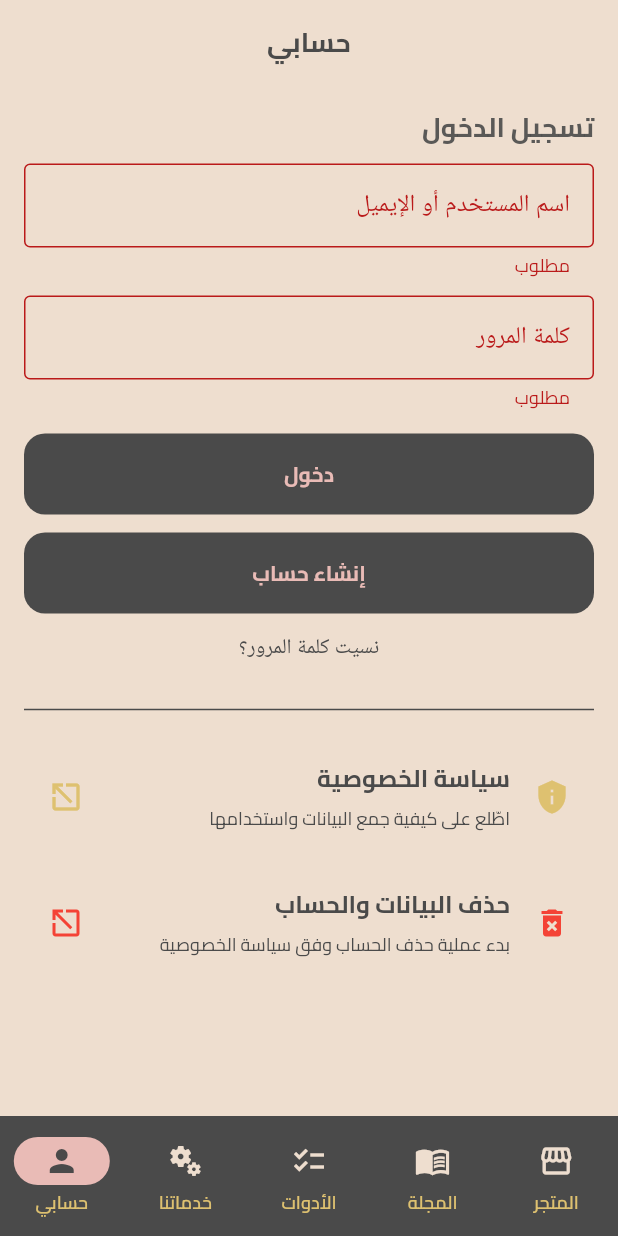
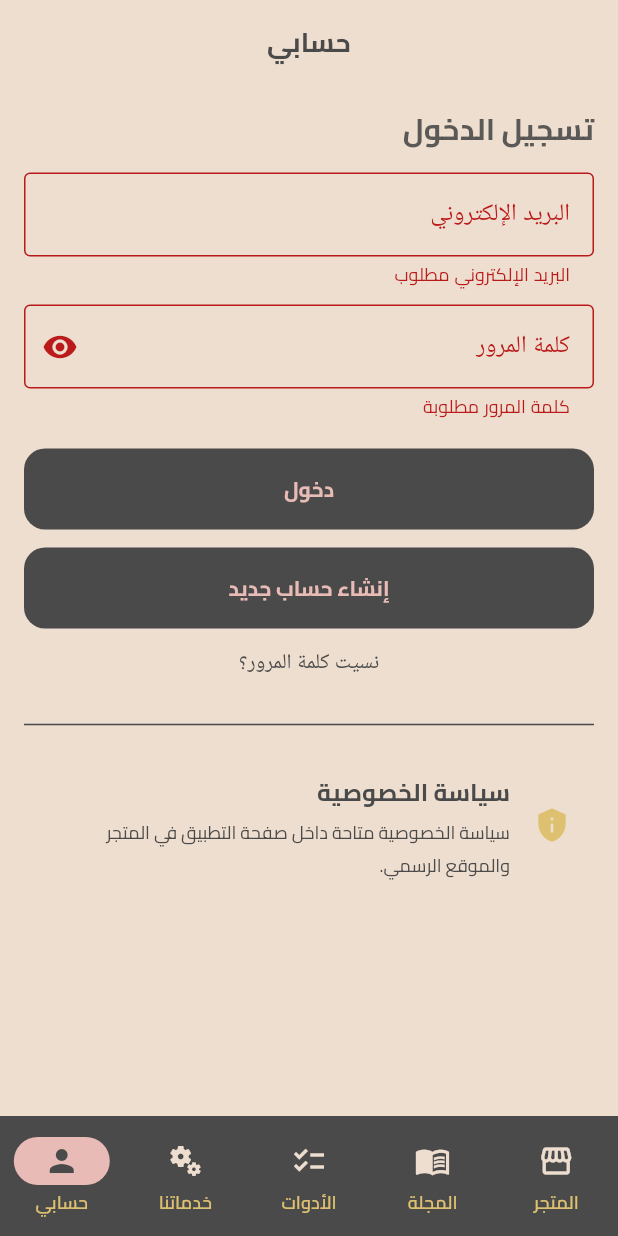
Before and after one commit to SyrMedia/bride-magazine-arabia, a Flutter app: the AccountScreen screen opened by its route, after a tap on "دخول", on a phone screen of 412 x 824 dp. Run offline on Flutter 3.47's test engine with Material 3 defaults, Android fonts, the phone set to English and light mode, and no system bars; our stand-ins replace cached_network_image, dio, equatable, firebase_core, firebase_messaging, flutter_riverpod and 6 more; accounts and stored records are empty; network calls fail.

Commit message:
Fix native account flow and checkout orders

```diff
--- a/codemagic.yaml
+++ b/codemagic.yaml
@@ -48,7 +48,7 @@ workflows:
 
       - name: Build iOS IPA
         script: |
-          flutter build ipa --release --build-name=3.0.1 --build-number=25 --export-options-plist=/Users/builder/export_options.plist
+          flutter build ipa --release --build-name=3.0.1 --build-number=26 --export-options-plist=/Users/builder/export_options.plist
 
     artifacts:
       - build/ios/ipa/*.ipa
--- a/lib/src/features/account/account_screen.dart
+++ b/lib/src/features/account/account_screen.dart
@@ -1,55 +1,153 @@
 import 'package:flutter/material.dart';
 import 'package:flutter_riverpod/flutter_riverpod.dart';
-import 'package:url_launcher/url_launcher.dart';
 
 import '../../data/repositories/auth_repository.dart';
 import 'orders_screen.dart';
 
 class AccountScreen extends ConsumerStatefulWidget {
   const AccountScreen({super.key});
+
   @override
   ConsumerState<AccountScreen> createState() => _AccountScreenState();
 }
 
+enum _AccountMode { login, register, resetPassword }
+
 class _AccountScreenState extends ConsumerState<AccountScreen> {
   final _form = GlobalKey<FormState>();
-  final _user = TextEditingController();
-  final _pass = TextEditingController();
+
+  final _name = TextEditingController();
+  final _email = TextEditingController();
+  final _password = TextEditingController();
+  final _confirmPassword = TextEditingController();
+
   bool _busy = false;
+  bool _hidePassword = true;
+  _AccountMode _mode = _AccountMode.login;
 
-  // الروابط
-  static final Uri _registerUrl = Uri.parse('https://bma-events.com/register');
-  static final Uri _resetUrl    = Uri.parse('https://bma-events.com/my-account/lost-password/');
-  static final Uri _privacyUrl  = Uri.parse('https://bma-events.com/privacy-policy');
-  static final String _deletionBase = 'https://bma-events.com/account-deletion-request/';
+  @override
+  void dispose() {
+    _name.dispose();
+    _email.dispose();
+    _password.dispose();
+    _confirmPassword.dispose();
+    super.dispose();
+  }
 
-  Future<void> _openInApp(Uri uri) async {
-    final ok = await launchUrl(
-      uri,
-      mode: LaunchMode.inAppBrowserView,
-    );
-
-    if (!ok && mounted) {
-      ScaffoldMessenger.of(context).showSnackBar(
-        const SnackBar(content: Text('تعذّر فتح الرابط')),
-      );
+  String _title() {
+    switch (_mode) {
+      case _AccountMode.login:
+        return 'تسجيل الدخول';
+      case _AccountMode.register:
+        return 'إنشاء حساب';
+      case _AccountMode.resetPassword:
+        return 'استعادة كلمة المرور';
     }
   }
 
-  Future<void> _openDeletion() async {
-    final auth = ref.read(authProvider);
-    final uri = Uri.parse(_deletionBase).replace(queryParameters: {
-      if (auth.isAuthed) 'uid': '${auth.user!.id}',
-      if (auth.isAuthed && (auth.user!.email).isNotEmpty) 'email': auth.user!.email,
-    });
-    await _openInApp(uri);
+  String _mainButtonText() {
+    switch (_mode) {
+      case _AccountMode.login:
+        return 'دخول';
+      case _AccountMode.register:
+        return 'إنشاء الحساب';
+      case _AccountMode.resetPassword:
+        return 'إرسال رابط الاستعادة';
+    }
   }
 
-  @override
-  void dispose() {
-    _user.dispose();
-    _pass.dispose();
-    super.dispose();
+  Future<void> _submit() async {
+    if (!_form.currentState!.validate()) return;
+
+    setState(() => _busy = true);
+
+    try {
+      final auth = ref.read(authProvider.notifier);
+
+      switch (_mode) {
+        case _AccountMode.login:
+          await auth.login(
+            username: _email.text.trim(),
+            password: _password.text,
+          );
+          break;
+
+        case _AccountMode.register:
+          await auth.register(
+            name: _name.text.trim(),
+            email: _email.text.trim(),
+            password: _password.text,
+          );
+          break;
+
+        case _AccountMode.resetPassword:
+          await auth.resetPassword(email: _email.text.trim());
+          if (mounted) {
+            ScaffoldMessenger.of(context).showSnackBar(
+              const SnackBar(
+                content: Text('تم إرسال رابط استعادة كلمة المرور إلى بريدك الإلكتروني'),
+              ),
+            );
+            setState(() => _mode = _AccountMode.login);
+          }
+          break;
+      }
+    } catch (e) {
+      if (mounted) {
+        final msg = e.toString().replaceFirst('Exception: ', '');
+        ScaffoldMessenger.of(context).showSnackBar(
+          SnackBar(content: Text(msg)),
+        );
+      }
+    } finally {
+      if (mounted) setState(() => _busy = false);
+    }
+  }
+
+  Future<void> _confirmDeleteAccount() async {
+    final ok = await showDialog<bool>(
+      context: context,
+      builder: (ctx) => AlertDialog(
+        title: const Text('حذف الحساب'),
+        content: const Text(
+          'هل أنت متأكد من حذف حسابك؟ هذا الإجراء لا يمكن التراجع عنه.',
+        ),
+        actions: [
+          TextButton(
+            onPressed: () => Navigator.pop(ctx, false),
+            child: const Text('إلغاء'),
+          ),
+          FilledButton(
+            style: FilledButton.styleFrom(backgroundColor: Colors.red),
+            onPressed: () => Navigator.pop(ctx, true),
+            child: const Text('حذف الحساب'),
+          ),
+        ],
+      ),
+    );
+
+    if (ok != true) return;
+
+    setState(() => _busy = true);
+
+    try {
+      await ref.read(authProvider.notifier).deleteAccount();
+
+      if (mounted) {
+        ScaffoldMessenger.of(context).showSnackBar(
+          const SnackBar(content: Text('تم حذف الحساب بنجاح')),
+        );
+      }
+    } catch (e) {
+      if (mounted) {
+        final msg = e.toString().replaceFirst('Exception: ', '');
+        ScaffoldMessenger.of(context).showSnackBar(
+          SnackBar(content: Text(msg)),
+        );
+      }
+    } finally {
+      if (mounted) setState(() => _busy = false);
+    }
   }
 
   @override
@@ -63,102 +161,179 @@ class _AccountScreenState extends ConsumerState<AccountScreen> {
         child: auth.isAuthed
             ? _Authed(
           user: auth.user!,
+          busy: _busy,
           onLogout: () => ref.read(authProvider.notifier).logout(),
           onOpenOrders: (id) => Navigator.of(context).push(
-            MaterialPageRoute(builder: (_) => OrdersScreen(customerId: id)),
+            MaterialPageRoute(
+              builder: (_) => OrdersScreen(
+                customerId: id,
+                customerEmail: auth.user!.email,
               ),
-          onOpenRegister: () => _openInApp(_registerUrl),
-          onOpenPrivacy: () => _openInApp(_privacyUrl),
-          onOpenDeletion: _openDeletion,
+            ),
+          ),
+          onDeleteAccount: _confirmDeleteAccount,
         )
             : Form(
           key: _form,
           child: ListView(
             children: [
-              const Text('تسجيل الدخول',
-                  style: TextStyle(fontSize: 18, fontWeight: FontWeight.bold)),
-              const SizedBox(height: 12),
+              Text(
+                _title(),
+                style: const TextStyle(
+                  fontSize: 20,
+                  fontWeight: FontWeight.bold,
+                ),
+              ),
+              const SizedBox(height: 16),
+
+              if (_mode == _AccountMode.register) ...[
                 TextFormField(
-                controller: _user,
+                  controller: _name,
+                  textInputAction: TextInputAction.next,
                   decoration: const InputDecoration(
-                  labelText: 'اسم المستخدم أو الإيميل',
+                    labelText: 'الاسم',
                     border: OutlineInputBorder(),
                   ),
-                validator: (v) => (v == null || v.trim().isEmpty) ? 'مطلوب' : null,
+                  validator: (v) {
+                    if (_mode != _AccountMode.register) return null;
+                    return (v == null || v.trim().isEmpty) ? 'الاسم مطلوب' : null;
+                  },
                 ),
                 const SizedBox(height: 12),
+              ],
+
               TextFormField(
-                controller: _pass,
-                obscureText: true,
+                controller: _email,
+                keyboardType: TextInputType.emailAddress,
+                textInputAction: _mode == _AccountMode.resetPassword
+                    ? TextInputAction.done
+                    : TextInputAction.next,
                 decoration: const InputDecoration(
-                  labelText: 'كلمة المرور',
+                  labelText: 'البريد الإلكتروني',
                   border: OutlineInputBorder(),
                 ),
-                validator: (v) => (v == null || v.trim().isEmpty) ? 'مطلوب' : null,
+                validator: (v) {
+                  final value = v?.trim() ?? '';
+                  if (value.isEmpty) return 'البريد الإلكتروني مطلوب';
+                  if (!value.contains('@')) return 'البريد الإلكتروني غير صحيح';
+                  return null;
+                },
               ),
-              const SizedBox(height: 16),
+              const SizedBox(height: 12),
+
+              if (_mode != _AccountMode.resetPassword) ...[
+                TextFormField(
+                  controller: _password,
+                  obscureText: _hidePassword,
+                  textInputAction: _mode == _AccountMode.register
+                      ? TextInputAction.next
+                      : TextInputAction.done,
+                  decoration: InputDecoration(
+                    labelText: 'كلمة المرور',
+                    border: const OutlineInputBorder(),
+                    suffixIcon: IconButton(
+                      icon: Icon(
+                        _hidePassword ? Icons.visibility : Icons.visibility_off,
+                      ),
+                      onPressed: () {
+                        setState(() => _hidePassword = !_hidePassword);
+                      },
+                    ),
+                  ),
+                  validator: (v) {
+                    if (_mode == _AccountMode.resetPassword) return null;
+                    final value = v ?? '';
+                    if (value.isEmpty) return 'كلمة المرور مطلوبة';
+                    if (_mode == _AccountMode.register && value.length < 6) {
+                      return 'كلمة المرور يجب أن تكون 6 أحرف على الأقل';
+                    }
+                    return null;
+                  },
+                ),
+                const SizedBox(height: 12),
+              ],
+
+              if (_mode == _AccountMode.register) ...[
+                TextFormField(
+                  controller: _confirmPassword,
+                  obscureText: _hidePassword,
+                  textInputAction: TextInputAction.done,
+                  decoration: const InputDecoration(
+                    labelText: 'تأكيد كلمة المرور',
+                    border: OutlineInputBorder(),
+                  ),
+                  validator: (v) {
+                    if (_mode != _AccountMode.register) return null;
+                    if ((v ?? '').isEmpty) return 'تأكيد كلمة المرور مطلوب';
+                    if (v != _password.text) return 'كلمتا المرور غير متطابقتين';
+                    return null;
+                  },
+                ),
+                const SizedBox(height: 12),
+              ],
+
+              const SizedBox(height: 8),
+
               SizedBox(
                 width: double.infinity,
                 child: FilledButton(
-                  onPressed: _busy
-                      ? null
-                      : () async {
-                    if (!_form.currentState!.validate()) return;
-                    setState(() => _busy = true);
-                    try {
-                      await ref.read(authProvider.notifier).login(
-                        username: _user.text.trim(),
-                        password: _pass.text.trim(),
-                      );
-                    } catch (e) {
-                      if (mounted) {
-                        ScaffoldMessenger.of(context).showSnackBar(
-                          SnackBar(content: Text('فشل تسجيل الدخول: $e')),
-                        );
-                      }
-                    } finally {
-                      if (mounted) setState(() => _busy = false);
-                    }
-                  },
+                  onPressed: _busy ? null : _submit,
                   child: _busy
                       ? const SizedBox(
                     height: 20,
                     width: 20,
                     child: CircularProgressIndicator(strokeWidth: 2),
                   )
-                      : const Text('دخول'),
+                      : Text(_mainButtonText()),
                 ),
               ),
+
               const SizedBox(height: 12),
 
-              // إنشاء حساب → صفحة التسجيل مباشرة
+              if (_mode == _AccountMode.login) ...[
                 OutlinedButton(
-                onPressed: () => _openInApp(_registerUrl),
-                child: const Text('إنشاء حساب'),
+                  onPressed: _busy
+                      ? null
+                      : () {
+                    _form.currentState?.reset();
+                    setState(() => _mode = _AccountMode.register);
+                  },
+                  child: const Text('إنشاء حساب جديد'),
                 ),
                 TextButton(
-                onPressed: () => _openInApp(_resetUrl),
+                  onPressed: _busy
+                      ? null
+                      : () {
+                    _form.currentState?.reset();
+                    setState(() => _mode = _AccountMode.resetPassword);
+                  },
                   child: const Text('نسيت كلمة المرور؟'),
                 ),
+              ] else ...[
+                TextButton(
+                  onPressed: _busy
+                      ? null
+                      : () {
+                    _form.currentState?.reset();
+                    setState(() => _mode = _AccountMode.login);
+                  },
+                  child: const Text('العودة إلى تسجيل الدخول'),
+                ),
+              ],
 
               const Divider(height: 32),
 
-              // سياسة الخصوصية
               ListTile(
                 leading: const Icon(Icons.privacy_tip),
                 title: const Text('سياسة الخصوصية'),
-                subtitle: const Text('اطّلع على كيفية جمع البيانات واستخدامها'),
-                trailing: const Icon(Icons.open_in_new),
-                onTap: () => _openInApp(_privacyUrl),
+                subtitle: const Text('سياسة الخصوصية متاحة داخل صفحة التطبيق في المتجر والموقع الرسمي.'),
+                onTap: () {
+                  ScaffoldMessenger.of(context).showSnackBar(
+                    const SnackBar(
+                      content: Text('يمكنك الاطلاع على سياسة الخصوصية من صفحة التطبيق الرسمية.'),
                     ),
-
-              // حذف البيانات والحساب (حتى لو مو مسجّل، يفتح الصفحة)
-              ListTile(
-                leading: const Icon(Icons.delete_forever, color: Colors.red),
-                title: const Text('حذف البيانات والحساب'),
-                subtitle: const Text('بدء عملية حذف الحساب وفق سياسة الخصوصية'),
-                trailing: const Icon(Icons.open_in_new, color: Colors.red),
-                onTap: _openDeletion,
+                  );
+                },
               ),
             ],
           ),
@@ -170,19 +345,17 @@ class _AccountScreenState extends ConsumerState<AccountScreen> {
 
 class _Authed extends StatelessWidget {
   final AuthUser user;
+  final bool busy;
   final VoidCallback onLogout;
   final void Function(int customerId) onOpenOrders;
-  final VoidCallback onOpenRegister;
-  final VoidCallback onOpenPrivacy;
-  final VoidCallback onOpenDeletion;
+  final VoidCallback onDeleteAccount;
 
   const _Authed({
     required this.user,
+    required this.busy,
     required this.onLogout,
     required this.onOpenOrders,
-    required this.onOpenRegister,
-    required this.onOpenPrivacy,
-    required this.onOpenDeletion,
+    required this.onDeleteAccount,
   });
 
   @override
@@ -195,37 +368,30 @@ class _Authed extends StatelessWidget {
           subtitle: Text(user.email),
         ),
         const SizedBox(height: 8),
+
         ListTile(
           leading: const Icon(Icons.receipt_long),
           title: const Text('طلباتي'),
           trailing: const Icon(Icons.chevron_left),
           onTap: () => onOpenOrders(user.id),
         ),
+
         const SizedBox(height: 8),
 
-        // روابط مهمة
-        ListTile(
-          leading: const Icon(Icons.person_add_alt_1),
-          title: const Text('إنشاء حساب جديد'),
-          onTap: onOpenRegister,
-          trailing: const Icon(Icons.open_in_new),
-        ),
-        ListTile(
-          leading: const Icon(Icons.privacy_tip),
-          title: const Text('سياسة الخصوصية'),
-          onTap: onOpenPrivacy,
-          trailing: const Icon(Icons.open_in_new),
-        ),
         ListTile(
           leading: const Icon(Icons.delete_forever, color: Colors.red),
-          title: const Text('حذف البيانات والحساب'),
-          subtitle: const Text('سنفتح صفحة الحذف ونمرّر هويتك (إن وُجدت)'),
-          onTap: onOpenDeletion,
-          trailing: const Icon(Icons.open_in_new, color: Colors.red),
+          title: const Text('حذف الحساب'),
+          subtitle: const Text('حذف حسابك وبياناته من داخل التطبيق'),
+          trailing: const Icon(Icons.chevron_left, color: Colors.red),
+          onTap: busy ? null : onDeleteAccount,
         ),
 
-        const SizedBox(height: 12),
-        FilledButton.tonal(onPressed: onLogout, child: const Text('تسجيل الخروج')),
+        const SizedBox(height: 16),
+
+        FilledButton.tonal(
+          onPressed: busy ? null : onLogout,
+          child: const Text('تسجيل الخروج'),
+        ),
       ],
     );
   }
```
Also changed, not shown: lib/src/core/api_client.dart (+9 -10 lines), lib/src/data/repositories/auth_repository.dart (+100 -15 lines), lib/src/data/repositories/orders_repository.dart (+8 -1 lines), lib/src/features/account/orders_screen.dart (+13 -9 lines), lib/src/features/shop/checkout_screen.dart (+30 -9 lines). Lines whose indentation alone changed are shown as unchanged.
